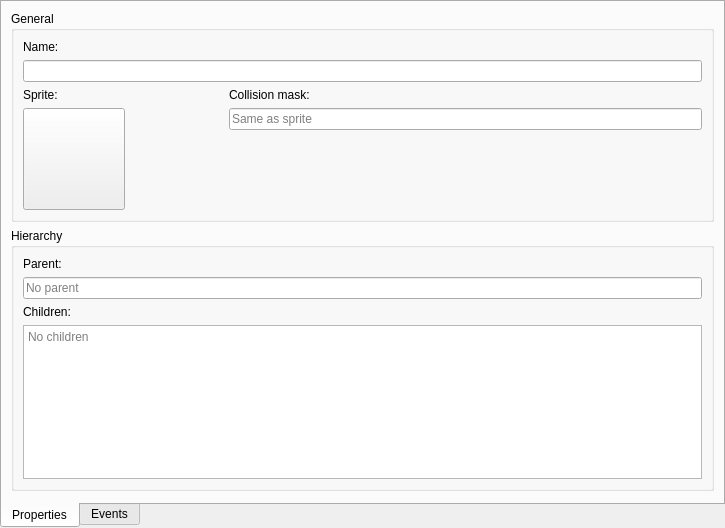
First picture: the form in editors/objecteditor.ui, repository GameMakerLinux/GameMakerLinux, before the edit.
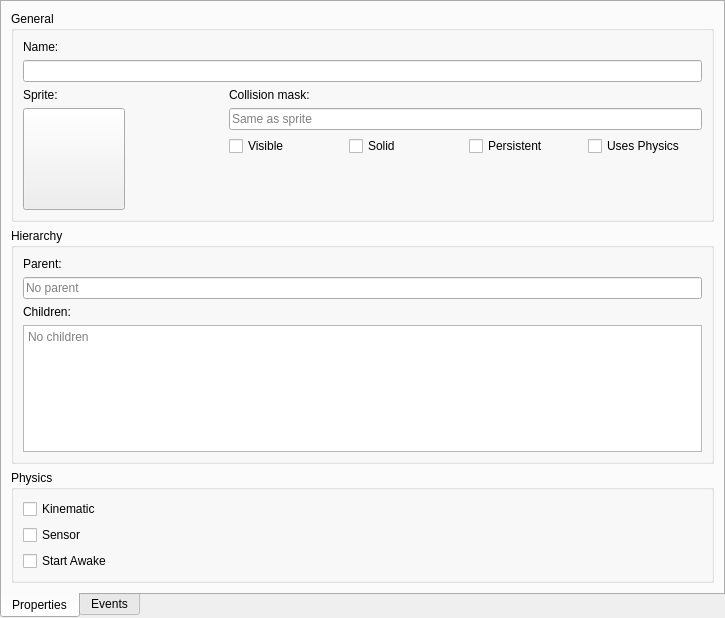
Second picture: the form after the edit.

Commit message: physics is now shown in the object editor

Patch:
```diff
--- a/editors/objecteditor.ui
+++ b/editors/objecteditor.ui
@@ -7,7 +7,7 @@
     <x>0</x>
     <y>0</y>
     <width>725</width>
-    <height>528</height>
+    <height>618</height>
    </rect>
   </property>
   <property name="tabPosition">
@@ -125,6 +125,38 @@
              </property>
             </widget>
            </item>
+           <item>
+            <layout class="QHBoxLayout" name="checkboxLayout">
+             <item>
+              <widget class="QCheckBox" name="visibleCheckBox">
+               <property name="text">
+                <string>Visible</string>
+               </property>
+              </widget>
+             </item>
+             <item>
+              <widget class="QCheckBox" name="solidCheckBox">
+               <property name="text">
+                <string>Solid</string>
+               </property>
+              </widget>
+             </item>
+             <item>
+              <widget class="QCheckBox" name="persistentCheckBox">
+               <property name="text">
+                <string>Persistent</string>
+               </property>
+              </widget>
+             </item>
+             <item>
+              <widget class="QCheckBox" name="usesPhysicsCheckBox">
+               <property name="text">
+                <string>Uses Physics</string>
+               </property>
+              </widget>
+             </item>
+            </layout>
+           </item>
            <item>
             <spacer name="verticalSpacer_2">
              <property name="orientation">
@@ -188,6 +220,36 @@
       </layout>
      </widget>
     </item>
+    <item>
+     <widget class="QGroupBox" name="physicsOptions">
+      <property name="title">
+       <string>Physics</string>
+      </property>
+      <layout class="QVBoxLayout" name="physicsVerticalLayout">
+       <item>
+        <widget class="QCheckBox" name="kinematicCheckBox">
+         <property name="text">
+          <string>Kinematic</string>
+         </property>
+        </widget>
+       </item>
+       <item>
+        <widget class="QCheckBox" name="sensorCheckBox">
+         <property name="text">
+          <string>Sensor</string>
+         </property>
+        </widget>
+       </item>
+       <item>
+        <widget class="QCheckBox" name="startAwakeCheckBox">
+         <property name="text">
+          <string>Start Awake</string>
+         </property>
+        </widget>
+       </item>
+      </layout>
+     </widget>
+    </item>
     <item>
      <spacer name="verticalSpacer">
       <property name="orientation">
@@ -196,7 +258,7 @@
       <property name="sizeHint" stdset="0">
        <size>
         <width>20</width>
-        <height>40</height>
+        <height>0</height>
        </size>
       </property>
      </spacer>
```
The commit also changes 9 other files.
